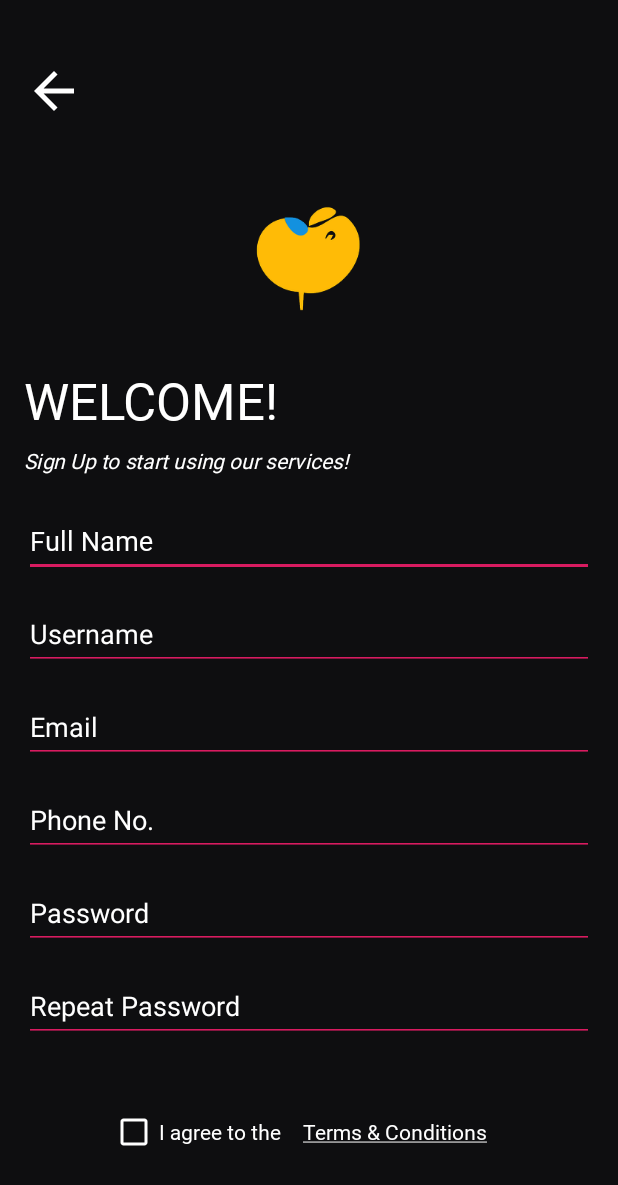
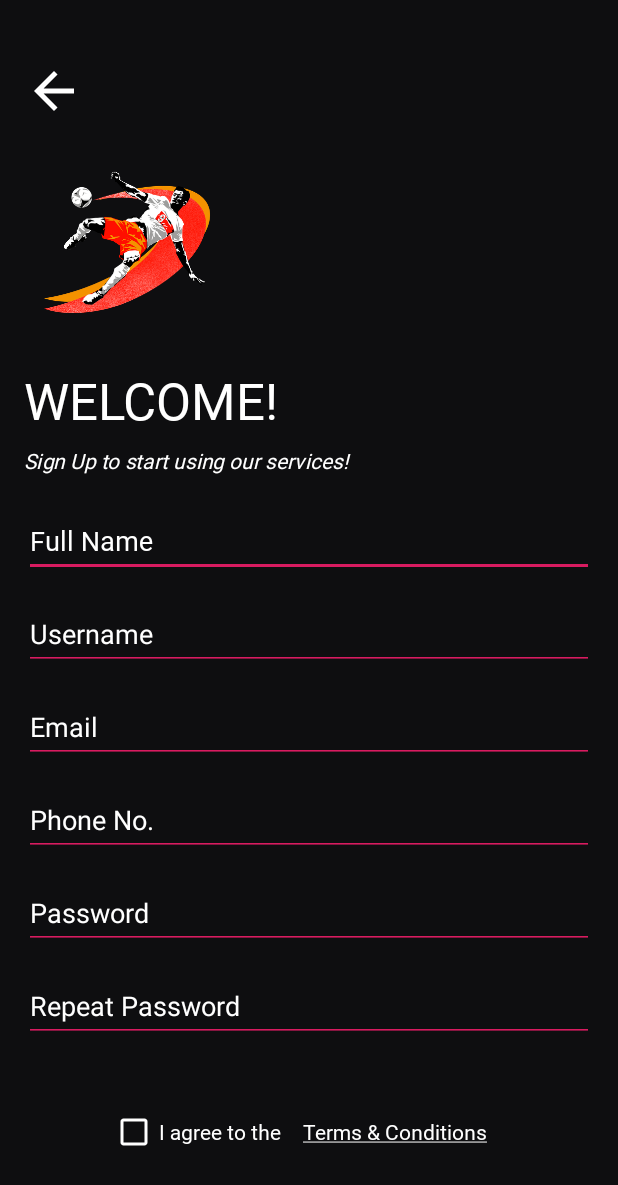
Before and after one commit to riniguez91/Spor, an Android app: the SignUp screen opened directly, with no data from a screen before it, on a phone screen of 412 x 824 dp. Shown: the top 1185 px of the screen. Run offline under Robolectric (Android 15) with nearby library versions, the phone set to English and light mode, and no system bars; our stand-ins replace Firebase (no records; nobody signed in at launch, a user with empty details on screens opened directly); Roboto replaces fonts that are not available here.

Commit message:
Final commit

```diff
--- a/app/src/main/AndroidManifest.xml
+++ b/app/src/main/AndroidManifest.xml
@@ -43,10 +43,12 @@
             android:theme="@style/Theme.Spor_TFG.NoActionBar" />
         <activity
             android:name=".ForgotPasswordActivity"
-            android:exported="false" />
+            android:exported="true"
+            android:theme="@style/Theme.Spor_TFG.NoActionBar"/>
         <activity
             android:name=".VerifyPhoneNo"
-            android:exported="false" />
+            android:exported="true"
+            android:theme="@style/Theme.Spor_TFG.NoActionBar"/>
         <activity
             android:name=".SplashActivity"
             android:exported="true"
--- a/app/src/main/res/layout/activity_sign_up.xml
+++ b/app/src/main/res/layout/activity_sign_up.xml
@@ -14,15 +14,16 @@
 
     <ImageView
         android:id="@+id/login_image"
-        android:layout_width="81dp"
-        android:layout_height="74dp"
+        android:layout_width="128dp"
+        android:layout_height="104dp"
         android:contentDescription="@string/login_image_content_description_text"
         android:transitionName="@string/transition_logo"
         app:layout_constraintBottom_toTopOf="@+id/register_heading"
         app:layout_constraintEnd_toEndOf="parent"
+        app:layout_constraintHorizontal_bias="0.02"
         app:layout_constraintStart_toStartOf="parent"
         app:layout_constraintTop_toTopOf="parent"
-        app:layout_constraintVertical_bias="0.764"
+        app:layout_constraintVertical_bias="0.757"
         app:srcCompat="@drawable/logo" />
 
     <TextView
--- a/app/src/main/res/layout/activity_verify_phone_no.xml
+++ b/app/src/main/res/layout/activity_verify_phone_no.xml
@@ -20,17 +20,16 @@
         android:transitionName="@string/transition_logo"
         app:layout_constraintBottom_toTopOf="@+id/phone_heading"
         app:layout_constraintEnd_toEndOf="parent"
-        app:layout_constraintHorizontal_bias="0.498"
         app:layout_constraintStart_toStartOf="parent"
         app:layout_constraintTop_toTopOf="parent"
-        app:layout_constraintVertical_bias="0.629"
+        app:layout_constraintVertical_bias="0.363"
         app:srcCompat="@drawable/logo" />
 
     <TextView
         android:id="@+id/phone_heading"
         android:layout_width="wrap_content"
         android:layout_height="wrap_content"
-        android:layout_marginTop="208dp"
+        android:layout_marginTop="384dp"
         android:fontFamily="@font/inter_bold"
         android:text="@string/phone_heading_text"
         android:textColor="@color/white"
```
Also changed, not shown: app/src/main/res/drawable-hdpi/logo.png, app/src/main/res/drawable-mdpi/logo.png, app/src/main/res/drawable-xhdpi/logo.png, app/src/main/res/drawable-xxhdpi/logo.png, app/src/main/res/drawable-xxxhdpi/logo.png, app/src/main/res/drawable/logo.png (added).
